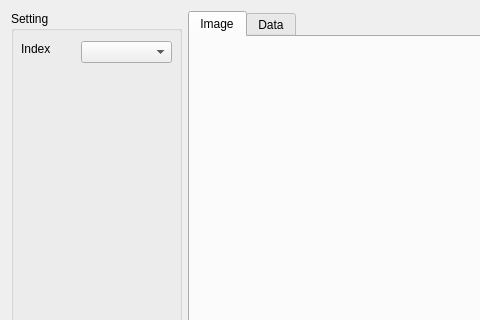
Above: AlgorithmTest/DialogDVSShow.ui from yixin1851/algorithm_HVS before the change; both pictures show x 0 to 480 and y 0 to 320 of the 777 by 558 pixel window. Below: the same form after it.
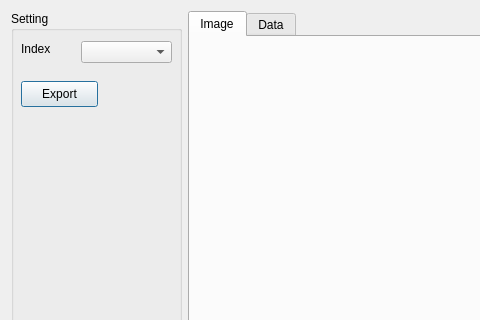
That is the form after the change. Custom widgets are drawn as their Qt base class.

Diff of the .ui file:
```diff
--- a/AlgorithmTest/DialogDVSShow.ui
+++ b/AlgorithmTest/DialogDVSShow.ui
@@ -61,7 +61,7 @@
       <property name="geometry">
        <rect>
         <x>10</x>
-        <y>70</y>
+        <y>120</y>
         <width>71</width>
         <height>41</height>
        </rect>
@@ -70,6 +70,19 @@
        <string/>
       </property>
      </widget>
+     <widget class="QPushButton" name="pushButtonExport">
+      <property name="geometry">
+       <rect>
+        <x>10</x>
+        <y>70</y>
+        <width>77</width>
+        <height>26</height>
+       </rect>
+      </property>
+      <property name="text">
+       <string>Export</string>
+      </property>
+     </widget>
     </widget>
    </item>
    <item>
```
